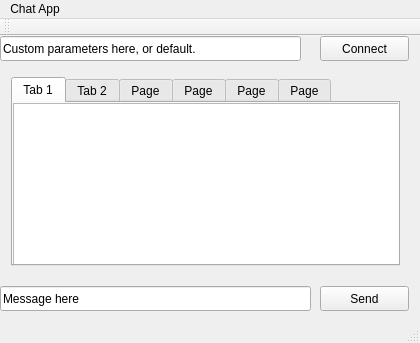
Before: the Qt Designer form mainwindow.ui in benhunterco/cs457Client, drawn with Qt 5.
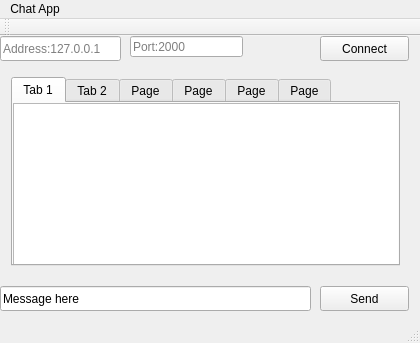
After: the same form once the commit is applied. The open tabs and pages were chosen to show the change.

Commit message: adds custom bars

```diff
--- a/mainwindow.ui
+++ b/mainwindow.ui
@@ -141,12 +141,18 @@
      <rect>
       <x>0</x>
       <y>0</y>
-      <width>301</width>
+      <width>121</width>
       <height>25</height>
      </rect>
     </property>
+    <property name="autoFillBackground">
+     <bool>false</bool>
+    </property>
     <property name="text">
-     <string>Custom parameters here, or default.</string>
+     <string/>
+    </property>
+    <property name="placeholderText">
+     <string>Address:127.0.0.1</string>
     </property>
    </widget>
    <widget class="QLineEdit" name="lineEdit">
@@ -175,6 +181,22 @@
      <string>Send</string>
     </property>
    </widget>
+   <widget class="QLineEdit" name="custom_port">
+    <property name="geometry">
+     <rect>
+      <x>130</x>
+      <y>0</y>
+      <width>113</width>
+      <height>21</height>
+     </rect>
+    </property>
+    <property name="text">
+     <string/>
+    </property>
+    <property name="placeholderText">
+     <string>Port:2000</string>
+    </property>
+   </widget>
   </widget>
   <widget class="QMenuBar" name="menuBar">
    <property name="geometry">
```
Left out of the diff: 6 changed lines with no effect on the pictures. The commit also changes 4 other files.
